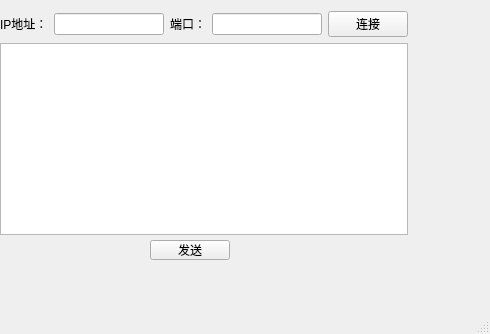
Qt form mainwindow.ui (Celeron1996/PCMonitor_Qt) before a commit.
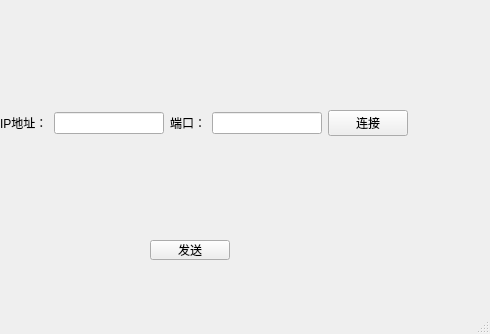
The same form after that commit.

Commit message: 根据输入的ip和port获取json

What changed in the file:
```diff
--- a/mainwindow.ui
+++ b/mainwindow.ui
@@ -27,7 +27,7 @@
      <string>发送</string>
     </property>
    </widget>
-   <widget class="QWidget" name="">
+   <widget class="QWidget" name="layoutWidget">
     <property name="geometry">
      <rect>
       <x>0</x>
@@ -71,9 +71,6 @@
        </item>
       </layout>
      </item>
-     <item>
-      <widget class="QTextEdit" name="textEdit_send"/>
-     </item>
     </layout>
    </widget>
   </widget>
```
The commit also changes 2 other files.
